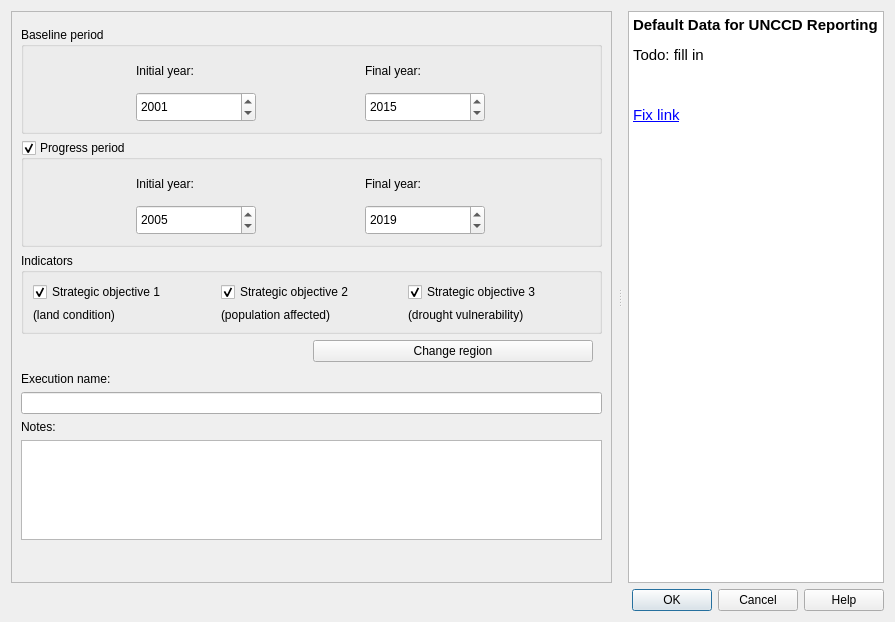
Before: the Qt Designer form LDMP/gui/DlgCalculateUNCCD.ui in ConservationInternational/trends.earth, drawn with Qt 5.
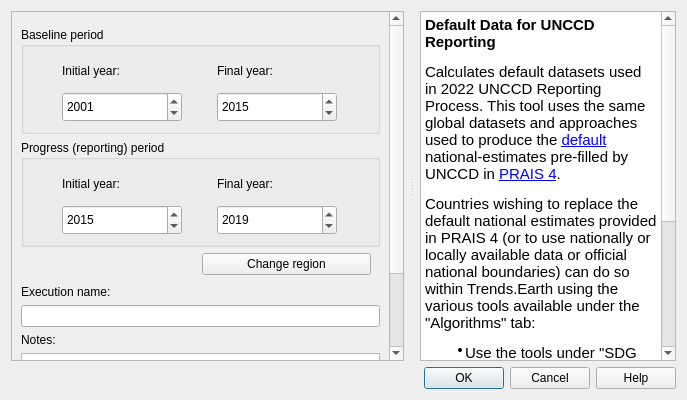
After: the same form once the commit is applied.

What changed in the file:
```diff
--- a/LDMP/gui/DlgCalculateUNCCD.ui
+++ b/LDMP/gui/DlgCalculateUNCCD.ui
@@ -6,8 +6,8 @@
    <rect>
     <x>0</x>
     <y>0</y>
-    <width>895</width>
-    <height>622</height>
+    <width>687</width>
+    <height>400</height>
    </rect>
   </property>
   <property name="sizePolicy">
@@ -67,8 +67,8 @@
            <rect>
             <x>0</x>
             <y>0</y>
-            <width>586</width>
-            <height>569</height>
+            <width>388</width>
+            <height>381</height>
            </rect>
           </property>
           <layout class="QVBoxLayout" name="verticalLayout_2">
@@ -151,6 +151,9 @@
               </item>
               <item row="1" column="0">
                <widget class="QDateEdit" name="year_initial_baseline">
+                <property name="enabled">
+                 <bool>true</bool>
+                </property>
                 <property name="sizePolicy">
                  <sizepolicy hsizetype="Minimum" vsizetype="Minimum">
                   <horstretch>0</horstretch>
@@ -186,6 +189,9 @@
               </item>
               <item row="1" column="1">
                <widget class="QDateEdit" name="year_final_baseline">
+                <property name="enabled">
+                 <bool>true</bool>
+                </property>
                 <property name="sizePolicy">
                  <sizepolicy hsizetype="Minimum" vsizetype="Minimum">
                   <horstretch>0</horstretch>
@@ -237,10 +243,10 @@
               </size>
              </property>
              <property name="title">
-              <string>Progress period</string>
+              <string>Progress (reporting) period</string>
              </property>
              <property name="checkable">
-              <bool>true</bool>
+              <bool>false</bool>
              </property>
              <layout class="QGridLayout" name="gridLayout_9">
               <item row="0" column="0">
@@ -277,6 +283,9 @@
               </item>
               <item row="1" column="1">
                <widget class="QDateEdit" name="year_final_progress">
+                <property name="enabled">
+                 <bool>true</bool>
+                </property>
                 <property name="sizePolicy">
                  <sizepolicy hsizetype="Minimum" vsizetype="Minimum">
                   <horstretch>0</horstretch>
@@ -312,6 +321,9 @@
               </item>
               <item row="1" column="0">
                <widget class="QDateEdit" name="year_initial_progress">
+                <property name="enabled">
+                 <bool>true</bool>
+                </property>
                 <property name="sizePolicy">
                  <sizepolicy hsizetype="Minimum" vsizetype="Minimum">
                   <horstretch>0</horstretch>
@@ -338,7 +350,7 @@
                 </property>
                 <property name="date">
                  <date>
-                  <year>2005</year>
+                  <year>2015</year>
                   <month>1</month>
                   <day>1</day>
                  </date>
@@ -348,66 +360,6 @@
              </layout>
             </widget>
            </item>
-           <item>
-            <widget class="QGroupBox" name="groupBox">
-             <property name="title">
-              <string>Indicators</string>
-             </property>
-             <layout class="QGridLayout" name="gridLayout">
-              <item row="0" column="0">
-               <widget class="QCheckBox" name="so1_cb">
-                <property name="text">
-                 <string>Strategic objective 1</string>
-                </property>
-                <property name="checked">
-                 <bool>true</bool>
-                </property>
-               </widget>
-              </item>
-              <item row="0" column="1">
-               <widget class="QCheckBox" name="so2_cb">
-                <property name="text">
-                 <string>Strategic objective 2</string>
-                </property>
-                <property name="checked">
-                 <bool>true</bool>
-                </property>
-               </widget>
-              </item>
-              <item row="0" column="2">
-               <widget class="QCheckBox" name="so3_cb">
-                <property name="text">
-                 <string>Strategic objective 3</string>
-                </property>
-                <property name="checked">
-                 <bool>true</bool>
-                </property>
-               </widget>
-              </item>
-              <item row="1" column="1">
-               <widget class="QLabel" name="label">
-                <property name="text">
-                 <string>(population affected)</string>
-                </property>
-               </widget>
-              </item>
-              <item row="1" column="0">
-               <widget class="QLabel" name="label_2">
-                <property name="text">
-                 <string>(land condition)</string>
-                </property>
-               </widget>
-              </item>
-              <item row="1" column="2">
-               <widget class="QLabel" name="label_5">
-                <property name="text">
-                 <string>(drought vulnerability)</string>
-                </property>
-               </widget>
-              </item>
-             </layout>
-            </widget>
-           </item>
            <item>
             <layout class="QHBoxLayout" name="horizontalLayout">
              <property name="leftMargin">
@@ -523,11 +475,12 @@
        <string>&lt;!DOCTYPE HTML PUBLIC &quot;-//W3C//DTD HTML 4.0//EN&quot; &quot;http://www.w3.org/TR/REC-html40/strict.dtd&quot;&gt;
 &lt;html&gt;&lt;head&gt;&lt;meta name=&quot;qrichtext&quot; content=&quot;1&quot; /&gt;&lt;style type=&quot;text/css&quot;&gt;
 p, li { white-space: pre-wrap; }
-&lt;/style&gt;&lt;/head&gt;&lt;body style=&quot; font-family:'MS Shell Dlg 2'; font-size:12pt; font-weight:400; font-style:normal;&quot;&gt;
+&lt;/style&gt;&lt;/head&gt;&lt;body style=&quot; font-family:'MS Shell Dlg 2'; font-size:8pt; font-weight:400; font-style:normal;&quot;&gt;
 &lt;p style=&quot; margin-top:18px; margin-bottom:12px; margin-left:0px; margin-right:0px; -qt-block-indent:0; text-indent:0px;&quot;&gt;&lt;span style=&quot; font-family:'Ubuntu'; font-size:11pt; font-weight:600;&quot;&gt;Default Data for UNCCD Reporting&lt;/span&gt;&lt;/p&gt;
-&lt;p style=&quot; margin-top:12px; margin-bottom:12px; margin-left:0px; margin-right:0px; -qt-block-indent:0; text-indent:0px;&quot;&gt;&lt;span style=&quot; font-family:'Ubuntu'; font-size:11pt;&quot;&gt;Todo: fill in&lt;/span&gt;&lt;/p&gt;
-&lt;p style=&quot;-qt-paragraph-type:empty; margin-top:12px; margin-bottom:12px; margin-left:0px; margin-right:0px; -qt-block-indent:0; text-indent:0px; font-family:'Ubuntu'; font-size:11pt;&quot;&gt;&lt;br /&gt;&lt;/p&gt;
-&lt;p style=&quot; margin-top:12px; margin-bottom:12px; margin-left:0px; margin-right:0px; -qt-block-indent:0; text-indent:0px;&quot;&gt;&lt;a href=&quot;http://trends.earth/docs/en/background/understanding_indicators15.html#sdg-indicator-15-3-1&quot;&gt;&lt;span style=&quot; font-family:'Ubuntu'; font-size:11pt; text-decoration: underline; color:#0000ff;&quot;&gt;Fix link&lt;/span&gt;&lt;/a&gt;&lt;/p&gt;&lt;/body&gt;&lt;/html&gt;</string>
+&lt;p style=&quot; margin-top:12px; margin-bottom:12px; margin-left:0px; margin-right:0px; -qt-block-indent:0; text-indent:0px;&quot;&gt;&lt;span style=&quot; font-family:'Ubuntu'; font-size:11pt;&quot;&gt;Calculates default datasets used in 2022 UNCCD Reporting Process. This tool uses the same global datasets and approaches used to produce the &lt;/span&gt;&lt;a href=&quot;https://prais4-reporting-manual.readthedocs.io/en/latest/introduction.html#default-data&quot;&gt;&lt;span style=&quot; font-size:11pt; text-decoration: underline; color:#0000ff;&quot;&gt;default&lt;/span&gt;&lt;/a&gt;&lt;span style=&quot; font-family:'Ubuntu'; font-size:11pt;&quot;&gt; national-estimates pre-filled by UNCCD in &lt;/span&gt;&lt;a href=&quot;https://reporting.unccd.int&quot;&gt;&lt;span style=&quot; font-size:11pt; text-decoration: underline; color:#0000ff;&quot;&gt;PRAIS 4&lt;/span&gt;&lt;/a&gt;&lt;span style=&quot; font-family:'Ubuntu'; font-size:11pt;&quot;&gt;.&lt;/span&gt;&lt;/p&gt;
+&lt;p style=&quot; margin-top:12px; margin-bottom:12px; margin-left:0px; margin-right:0px; -qt-block-indent:0; text-indent:0px;&quot;&gt;&lt;span style=&quot; font-family:'Ubuntu'; font-size:11pt;&quot;&gt;Countries wishing to replace the default national estimates provided in PRAIS 4 (or to use nationally or locally available data or official national boundaries) can do so within Trends.Earth using the various tools available under the &amp;quot;Algorithms&amp;quot; tab:&lt;/span&gt;&lt;/p&gt;
+&lt;ul style=&quot;margin-top: 0px; margin-bottom: 0px; margin-left: 0px; margin-right: 0px; -qt-list-indent: 1;&quot;&gt;&lt;li style=&quot; margin-top:12px; margin-bottom:12px; margin-left:0px; margin-right:0px; -qt-block-indent:0; text-indent:0px;&quot;&gt;&lt;span style=&quot; font-family:'Ubuntu'; font-size:11pt;&quot;&gt;Use the tools under &amp;quot;SDG 15.3.1 - Land degradation&amp;quot; to produce customized estimates of Strategic Objective 1 (land condition) and Strategic Objective 2 (population affected)&lt;/span&gt;&lt;/li&gt;&lt;/ul&gt;
+&lt;ul style=&quot;margin-top: 0px; margin-bottom: 0px; margin-left: 0px; margin-right: 0px; -qt-list-indent: 1;&quot;&gt;&lt;li style=&quot; margin-top:12px; margin-bottom:12px; margin-left:0px; margin-right:0px; -qt-block-indent:0; text-indent:0px;&quot;&gt;&lt;span style=&quot; font-family:'Ubuntu'; font-size:11pt;&quot;&gt;Use the tools under &amp;quot;Drought - Vulnerability and exposure&amp;quot; to produce estimates of Strategic Objective 3 (drought vulnerability)&lt;/span&gt;&lt;/li&gt;&lt;/ul&gt;&lt;/body&gt;&lt;/html&gt;</string>
       </property>
       <property name="openExternalLinks">
        <bool>true</bool>
```
Left out of the diff: 3 changed lines with no effect on the pictures.
